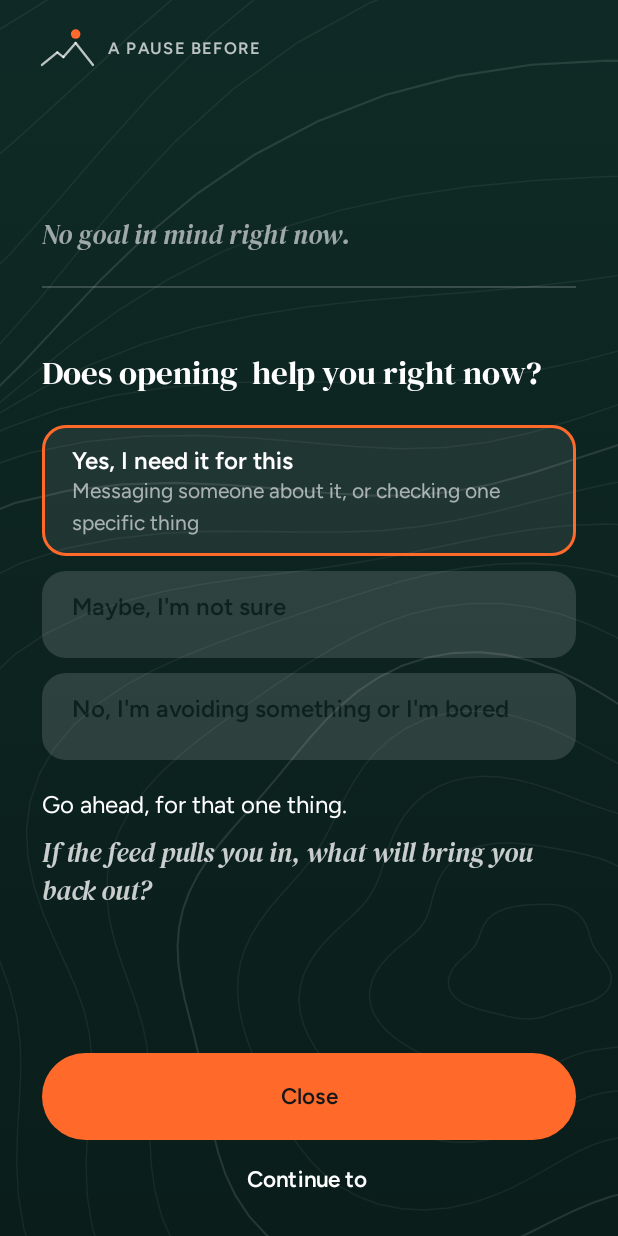
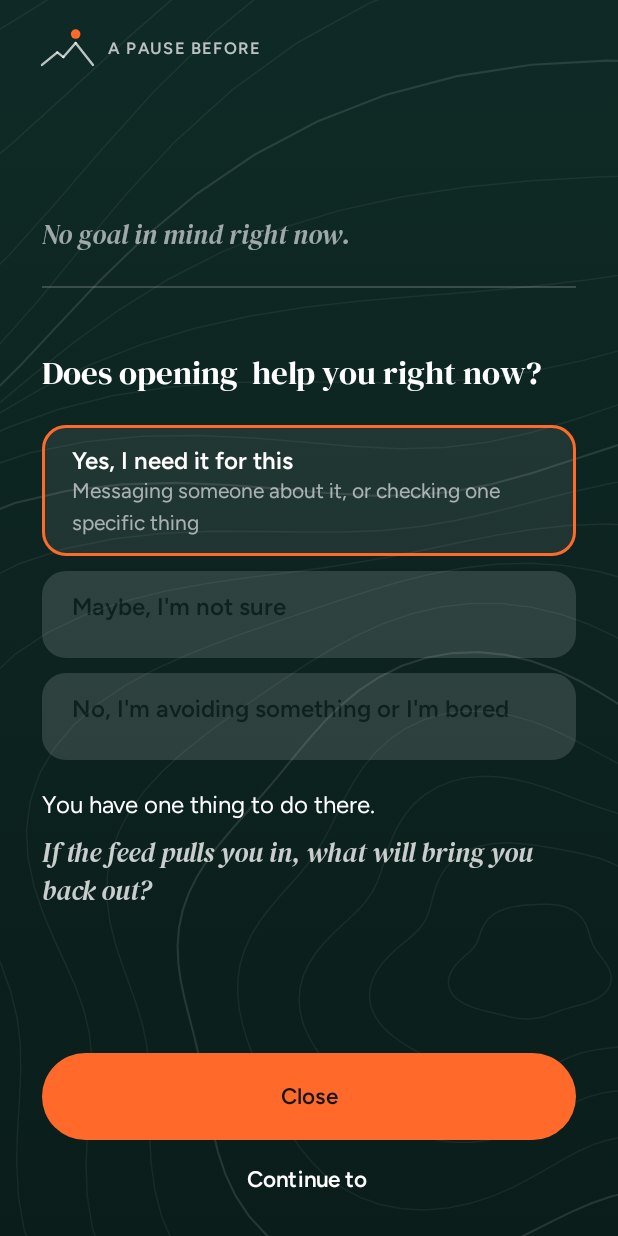
Before and after one commit to jackelamen/Goal-Gate, an Android app built with Jetpack Compose: the PauseActivity screen opened directly, with no data from a screen before it, after a tap on "Yes, I need it for this", on a phone screen of 412 x 824 dp. Run offline under Robolectric (Android 15) with nearby library versions, the phone set to English and light mode, and no system bars; our stand-ins replace Room's generated code.

Commit message:
Copy pass: questions instead of commands, no colon reveals
- Post-answer sentences follow the brief's tone: questions or plain
  statements, never orders. "Close it, or go in knowing that" is gone.
- Welcome and user guide state the question in a plain sentence.
- Tone hint no longer has the pause "speaking".
- Korean updated to match.

Co-Authored-By: Claude Opus 5.5 <noreply@anthropic.com>
Claude-Session: https://claude.ai/code/session_01Fdt8wT24E93NCBEWefnwZV

```diff
--- a/app/src/main/res/values/strings.xml
+++ b/app/src/main/res/values/strings.xml
@@ -17,8 +17,8 @@
 
     <!-- Welcome -->
     <string name="onboarding_title">Your goals first, then the feed.</string>
-    <string name="onboarding_body_1">When you open an app you chose, GoalGate shows the goals you wrote and asks one question: will this help?</string>
-    <string name="onboarding_body_2">Then you decide: close it, or carry on. Nothing is ever blocked, and no answer is wrong.</string>
+    <string name="onboarding_body_1">When you open an app you chose, GoalGate shows the goals you wrote and asks whether the app will help with one of them.</string>
+    <string name="onboarding_body_2">Then you decide whether to close it or carry on. Nothing is ever blocked, and no answer is wrong.</string>
     <string name="onboarding_body_3">No account and no internet. Your goals and answers stay on this phone.</string>
     <string name="onboarding_next">Get started</string>
 
@@ -81,12 +81,12 @@
     <string name="answer_short_maybe">Maybe</string>
     <string name="answer_short_no">No</string>
     <!-- After answering. Gentle tone. -->
-    <string name="response_yes_gentle">Go ahead, for that one thing.</string>
-    <string name="response_yes_direct">Go in, do it, come back out.</string>
-    <string name="response_maybe_gentle">Not sure is a fair answer. Take a breath before you choose.</string>
+    <string name="response_yes_gentle">You have one thing to do there.</string>
+    <string name="response_yes_direct">One thing, then out?</string>
+    <string name="response_maybe_gentle">Not sure is an honest answer. There\'s no rush to choose.</string>
     <string name="response_maybe_direct">If you\'re not sure, closing costs nothing.</string>
     <string name="response_no_gentle">Thanks for being honest with yourself. You can still go, or stop here.</string>
-    <string name="response_no_direct">You said it won\'t help. Close it, or go in knowing that.</string>
+    <string name="response_no_direct">You said this won\'t help. Closing is one tap.</string>
     <string name="question_continue">Continue to %1$s</string>
     <!-- The Continue button while it is waiting. %1$s = app, %2$d = seconds left. -->
     <string name="question_continue_wait">Continue to %1$s in %2$d</string>
@@ -164,7 +164,7 @@
     <string name="settings_tone">Tone</string>
     <string name="tone_gentle">Gentle</string>
     <string name="tone_direct">Direct</string>
-    <string name="settings_tone_hint">How the pause speaks after you answer. Direct is shorter and plainer.</string>
+    <string name="settings_tone_hint">The sentence you see after answering. Direct is shorter and plainer.</string>
     <string name="settings_explanations">Reflection lines</string>
     <string name="explanations_english">English</string>
     <!-- Keep "한국어" in Korean in every translation. -->
@@ -232,7 +232,7 @@
     <string name="manual_apps_t">Choosing apps</string>
     <string name="manual_apps">Open the Apps tab and switch on the apps that should start with a pause. You can change this at any time.</string>
     <string name="manual_pause_t">The pause</string>
-    <string name="manual_pause">First, tap the goal you\'re working on, or None right now. Then your goal is shown on its own, with the app\'s name, and one question: does opening this app help this goal? If you have no goals left, GoalGate goes straight to the question.</string>
+    <string name="manual_pause">First, tap the goal you\'re working on, or None right now. Then you see that goal on its own, the app\'s name, and one question that asks whether opening the app helps this goal. If you have no goals left, GoalGate goes straight to the question.</string>
     <string name="manual_answers_t">Yes, Maybe or No</string>
     <string name="manual_answers">There is no wrong answer, and No never blocks the app. After you answer, a short line appears that fits your answer. In Settings &gt; Tone you can choose how it speaks: Gentle or Direct. Settings &gt; Reflection lines can add a Korean version.</string>
     <string name="manual_close_t">Close or Continue</string>
@@ -244,7 +244,7 @@
     <string name="manual_reflections_t">Reflections</string>
     <string name="manual_reflections">The Reflections tab shows the last seven days: how often you answered Yes, Maybe and No, which goals you picked, how often you chose Close, and each app\'s week. One sentence sums up the week. There are no scores and no streaks.</string>
     <string name="manual_widget_t">Home-screen widget</string>
-    <string name="manual_widget">Touch and hold an empty part of your home screen, tap Widgets, then choose GoalGate. It shows today\'s goal: the one you picked most recently today, or your first goal. Tap Check in to open the Goals tab.</string>
+    <string name="manual_widget">Touch and hold an empty part of your home screen, tap Widgets, then choose GoalGate. It shows the goal you picked most recently today, or your first goal if you haven\'t picked one yet. Tap Check in to open the Goals tab.</string>
     <string name="manual_engines_t">Detection engines</string>
     <string name="manual_engines">Engine A (usage access) works on every phone and shows a permanent, silent notification. Engine B (accessibility) is usually faster. Switch in Settings &gt; Detection engine. The permissions each engine needs are listed below it.</string>
     <string name="manual_trouble_t">If the pause stops appearing</string>
```
Also changed, not shown: 2 other files.
